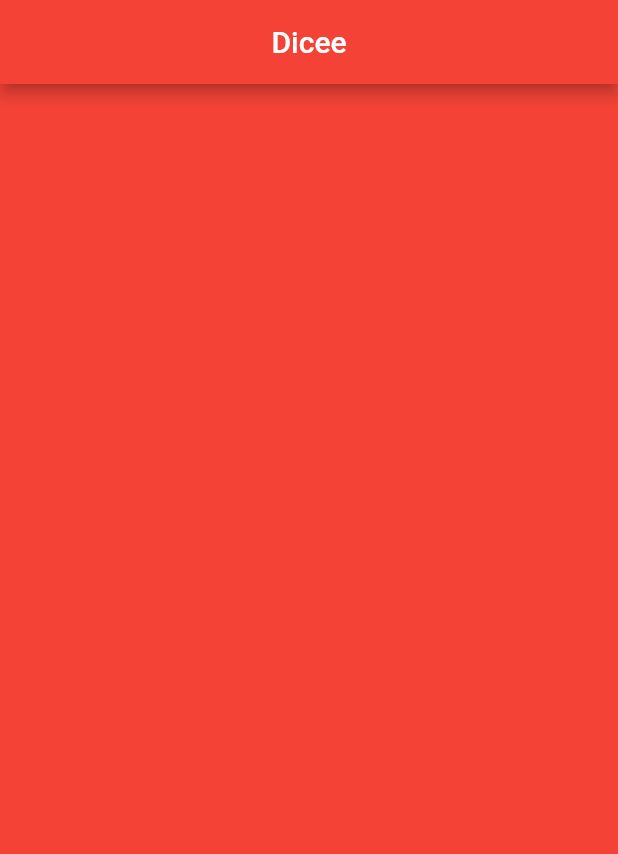
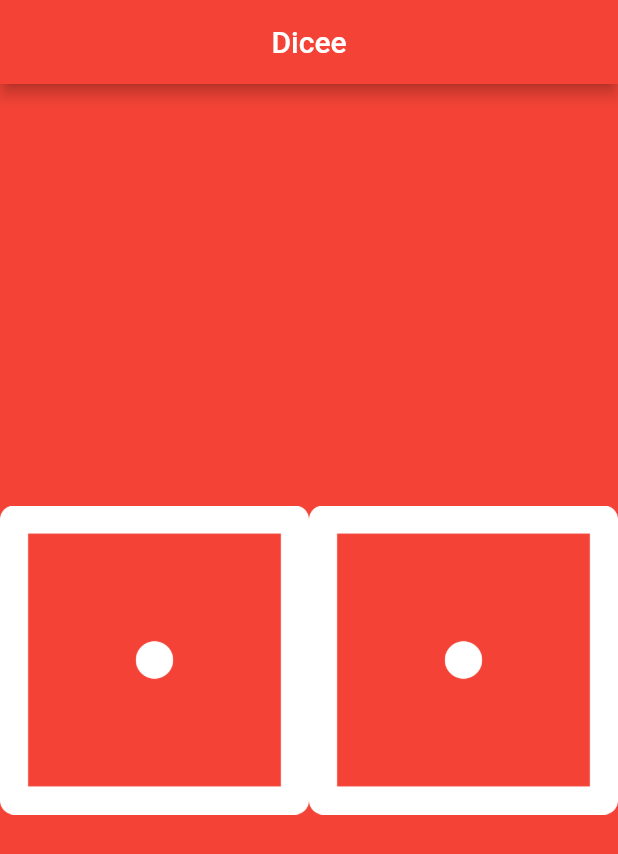
Before and after one commit to a-tiny-developer/dicee_app, a Flutter app: the screen it shows after launch, on a phone screen of 412 x 824 dp. Shown: the top 854 px of the screen. Run offline on Flutter 3.47's test engine with Material 2 defaults, Android fonts, the phone set to English and light mode, and no system bars.

Commit message:
Expanded Widget to Create Flexible Layouts

```diff
--- a/lib/screens/home.dart
+++ b/lib/screens/home.dart
@@ -22,6 +22,17 @@ class DicePage extends StatelessWidget {
 
   @override
   Widget build(BuildContext context) {
-    return Container();
+    return Center(
+      child: Row(
+        children: [
+          Expanded(
+            child: Image.asset('images/dice1.png'),
+          ),
+          Expanded(
+            child: Image.asset('images/dice1.png'),
+          ),
+        ],
+      ),
+    );
   }
 }
```
